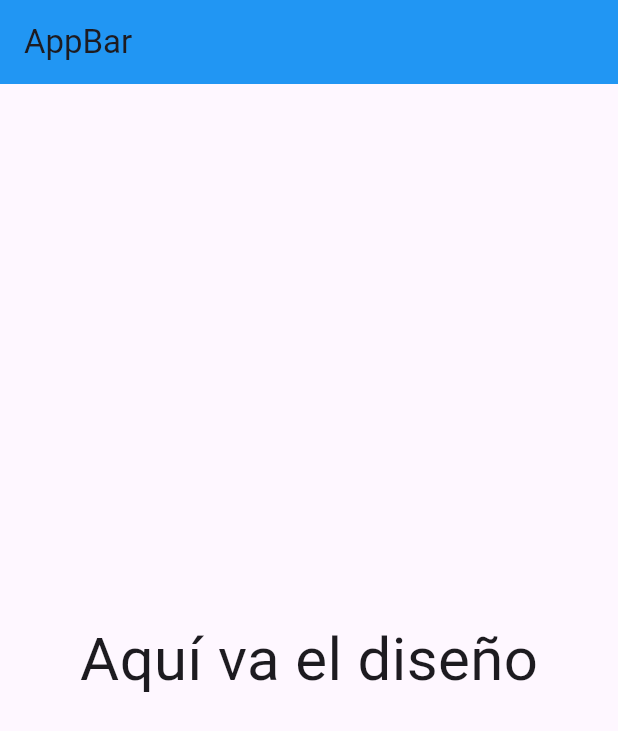
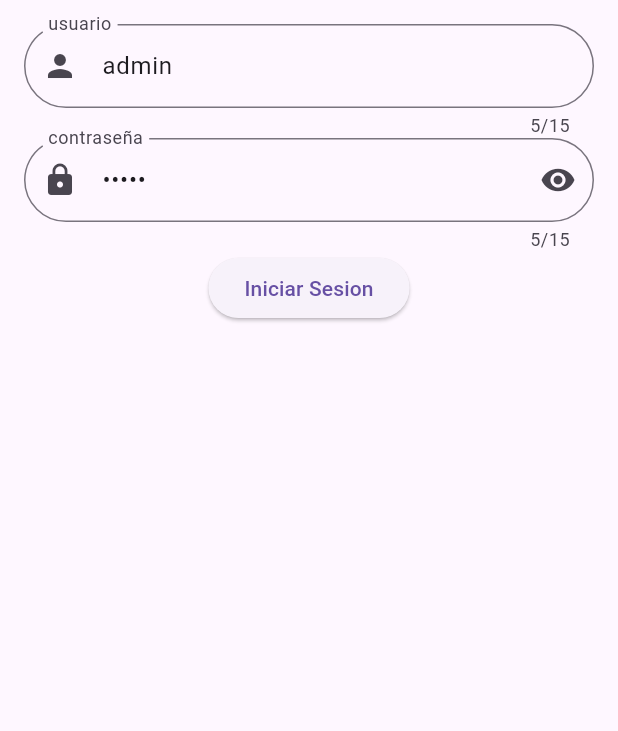
Before and after one commit to Carlos85349/project, a Flutter app: the screen it shows after launch, on a phone screen of 412 x 824 dp. Shown: the top 731 px of the screen. Run offline on Flutter 3.47's test engine with Material 3 defaults, Android fonts, the phone set to English and light mode, and no system bars.

Commit message:
Agregando LoginPage

```diff
--- a/lib/main.dart
+++ b/lib/main.dart
@@ -1,4 +1,5 @@
 import 'package:flutter/material.dart';
+import 'package:myapp/src/pages/login_page.dart';
 
 void main() {
   runApp(const MyApp());
@@ -12,21 +13,7 @@ class MyApp extends StatelessWidget {
     return MaterialApp(
       debugShowCheckedModeBanner: false,
       title: 'Flutter Demo',
-      theme: ThemeData(
-        primarySwatch: Colors.blue,
-      ),
-      home: Scaffold(
-        appBar: AppBar(
-          title: const Text('AppBar'),
-          backgroundColor: Colors.blue,
-        ),
-        body: const Center(
-          child: Text(
-            'Aquí va el diseño',
-            style: TextStyle(fontSize: 40),
-          ),
-        ),
-      ),
+      home: LoginPage(),
     );
   }
 }
--- /dev/null
+++ b/lib/src/pages/login_page.dart
@@ -0,0 +1,41 @@
+import 'package:flutter/material.dart';
+import 'package:myapp/src/widgets/custom_input.dart';
+
+class LoginPage extends StatelessWidget {
+  LoginPage({super.key});
+
+  final userController = TextEditingController(text: 'admin');
+  final passwordController = TextEditingController(text: 'admon');
+
+  @override
+  Widget build(BuildContext context) {
+    return Scaffold(
+      body: SafeArea(
+        child: Padding(
+          padding: const EdgeInsets.all(16),
+          child: Column(
+            children: [
+              CustomInput(
+                title: 'usuario',
+                userController: userController,
+                iconPrefix: Icons.person,
+              ),
+              CustomInput(
+                title: 'contraseña',
+                userController: passwordController,
+                keyboardType: TextInputType.visiblePassword,
+                iconPrefix: Icons.lock,
+                iconSuffix: Icons.remove_red_eye,
+              ),
+              ElevatedButton(
+                onPressed: () {
+                },
+                child: const Text('Iniciar Sesion'),
+              )
+            ],
+          ),
+        ),
+      ),
+    );
+  }
+}
--- /dev/null
+++ b/lib/src/widgets/custom_input.dart
@@ -0,0 +1,39 @@
+import 'package:flutter/material.dart';
+
+class CustomInput extends StatelessWidget {
+  const CustomInput({
+    super.key,
+    required this.userController,
+    required this.title,
+    this.keyboardType = TextInputType.text,
+    this.iconPrefix,
+    this.iconSuffix,
+  });
+
+  final TextEditingController userController;
+  final String title;
+  final TextInputType keyboardType;
+  final IconData? iconPrefix;
+  final IconData? iconSuffix;
+
+  @override
+  Widget build(BuildContext context) {
+    return TextField(
+      controller: userController,
+      keyboardType: keyboardType,
+      obscureText: keyboardType == TextInputType.visiblePassword,
+      decoration: InputDecoration(
+          hintText: 'Ingrese su $title',
+          label: Text(title),
+          border: const OutlineInputBorder(
+            borderRadius: BorderRadius.all(
+              Radius.circular(1000),
+            ),
+          ),
+          prefixIcon: iconPrefix != null ? Icon(iconPrefix) : null,
+          suffixIcon: iconSuffix != null ? Icon(iconSuffix) : null,
+          ),
+      maxLength: 15,
+    );
+  }
+}
```
